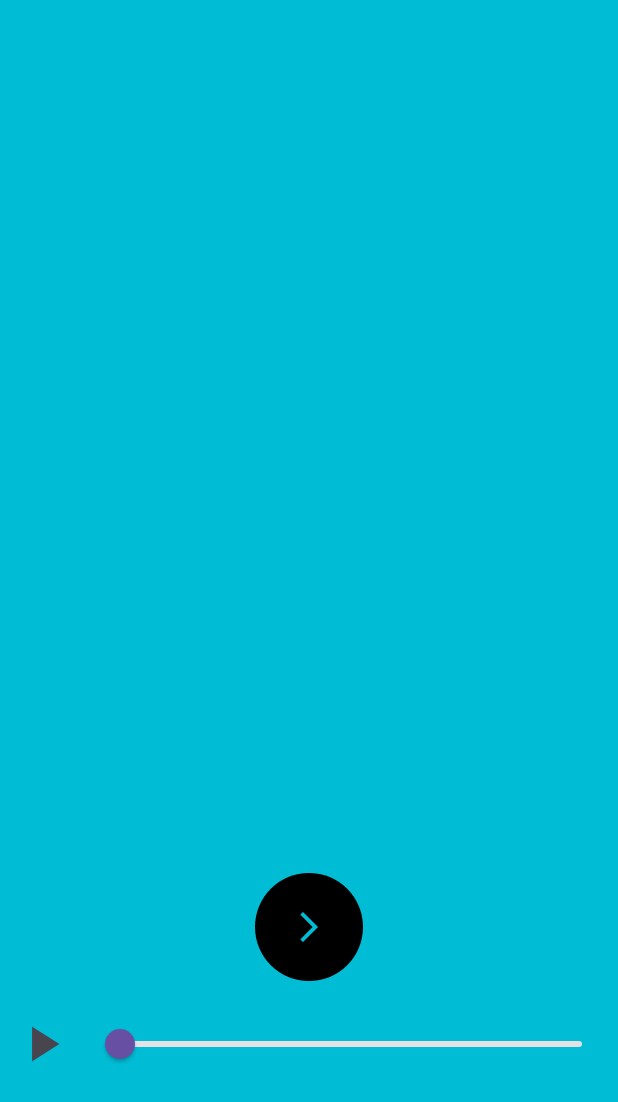
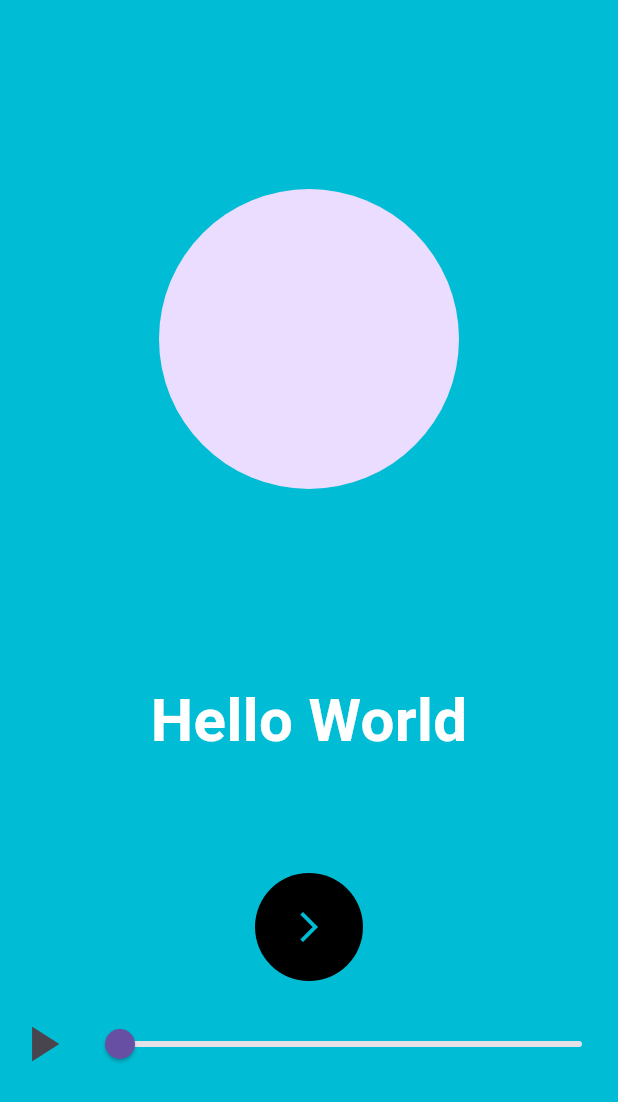
Before and after one commit to Mirzaazmath/TaskNest, a Flutter app: the screen it shows after launch, on a phone screen of 412 x 824 dp. Shown: the top 1102 px of the screen. Run offline on Flutter 3.47's test engine with Material 3 defaults, Android fonts, the phone set to English and light mode, and no system bars.

Commit message:
added Sliding login UI

```diff
--- a/lib/screens/onBoardingScreen/on_boarding_screen.dart
+++ b/lib/screens/onBoardingScreen/on_boarding_screen.dart
@@ -38,6 +38,17 @@ class _OnBoardingScreenState extends State<OnBoardingScreen>
 
   @override
   Widget build(BuildContext context) {
+    // Calculate the position of the onboarding content.
+    final double maxOffset=MediaQuery.sizeOf(context).width;
+    double offsetPercent=1;
+    if(_transitionPercent<=0.25){
+      offsetPercent=-_transitionPercent/0.25;
+    }else if( _transitionPercent>=0.7){
+      offsetPercent =(1.0-_transitionPercent)/0.3;
+      offsetPercent=Curves.easeInCubic.transform(offsetPercent);
+    }
+    final double contentOffset =offsetPercent*maxOffset;
+    final double  contentScale = 0.6+(0.4*(1.0-offsetPercent.abs()));
     return Scaffold(
         body: CustomPaint(
       painter: CircleTransitionPainter(
@@ -46,7 +57,26 @@ class _OnBoardingScreenState extends State<OnBoardingScreen>
         nextCircleColor: Colors.red,
         transitionPercent: _transitionPercent,
       ),
+      child: Stack(
+        fit: StackFit.expand,
+        children: [
+          Transform(
+            transform: Matrix4.translationValues(contentOffset, 0, 0)..scale(contentScale,contentScale),
+            alignment: Alignment.center,
             child: Column(
+              crossAxisAlignment: CrossAxisAlignment.center,
+              children: [
+                Spacer(flex: 20,),
+                CircleAvatar(
+                  radius: 100,),
+                Spacer(flex: 20,),
+                Text("Hello World",style: TextStyle(color: Colors.white,fontSize: 40,fontWeight: FontWeight.bold),),
+                Spacer(flex: 50,),
+
+              ],
+            ),
+          ),
+          Column(
             mainAxisAlignment: MainAxisAlignment.end,
             children: [
               Row(
@@ -74,6 +104,8 @@ class _OnBoardingScreenState extends State<OnBoardingScreen>
               )
             ],
           ),
+        ],
+      ),
     ));
   }
 }
```
Lines whose indentation alone changed are shown as unchanged.
